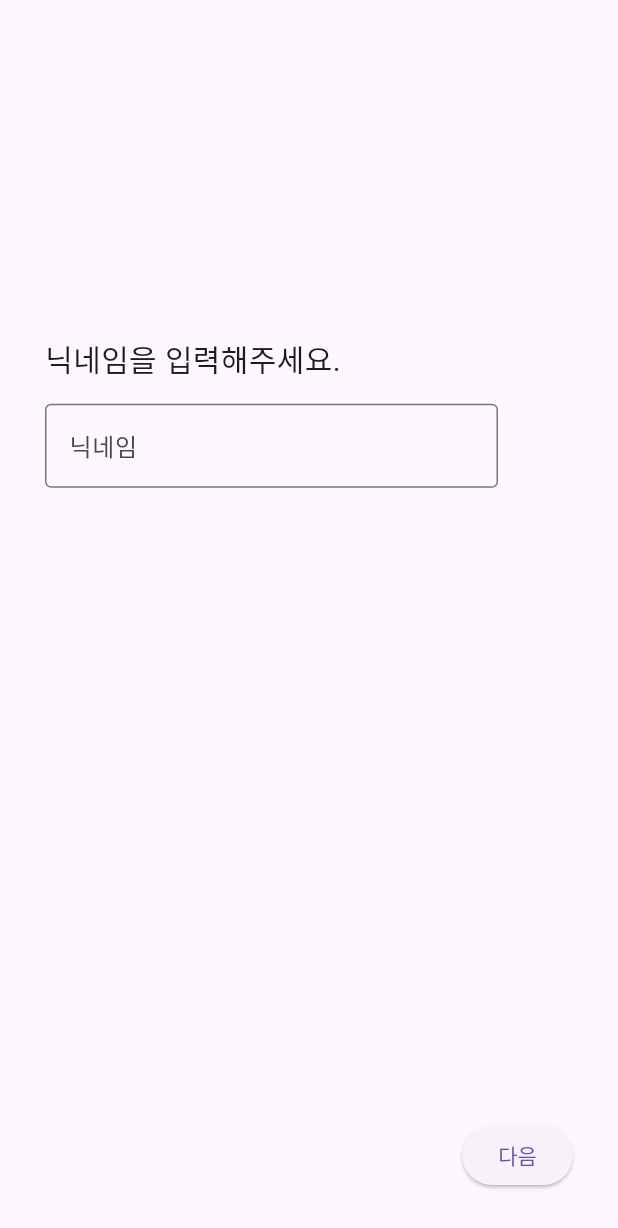
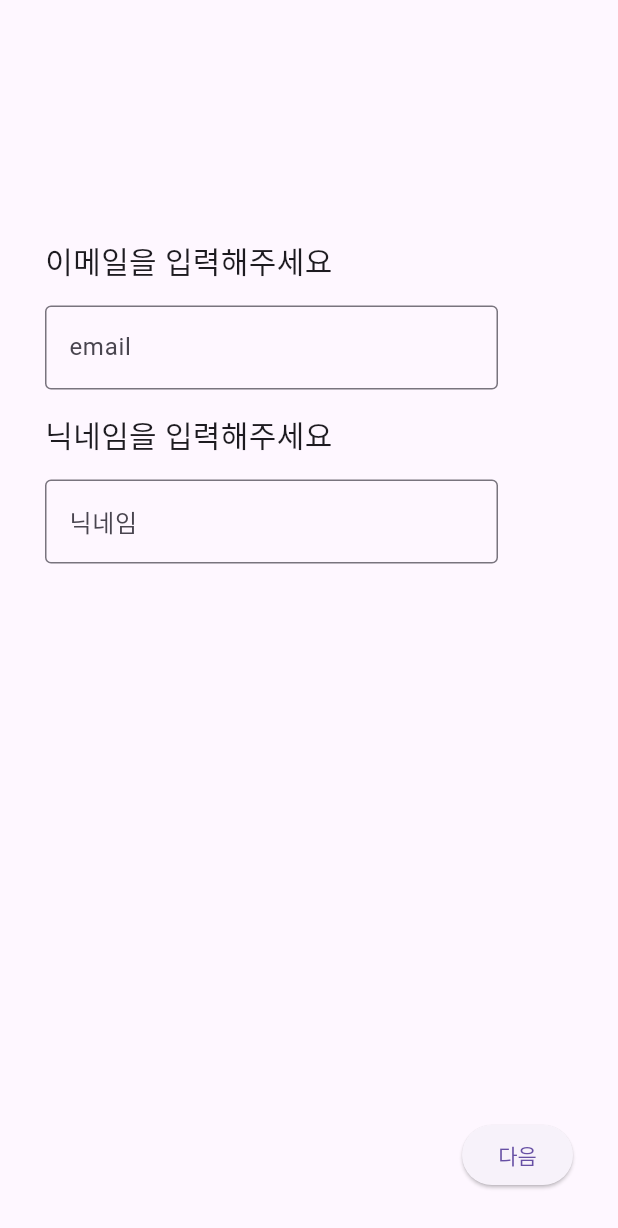
Before and after one commit to donghyuk454/soccer_dream, a Flutter app: the NameScreen widget shown alone on an empty page, opened directly, on a phone screen of 412 x 824 dp. Shown: the top 1228 px of the screen. Run offline on Flutter 3.47's test engine with Material 3 defaults, Android fonts, the phone set to English and light mode, and no system bars; our stand-ins replace table_calendar; missing offline and left inert: dart:ffi.

Commit message:
[REFACTOR] Form 적용 및 공통 Component 적용/개선

```diff
--- a/lib/screens/name_screen.dart
+++ b/lib/screens/name_screen.dart
@@ -1,48 +1,50 @@
+import 'package:dream/components/form_component.dart';
 import 'package:flutter/material.dart';
 
 class NameScreen extends StatefulWidget {
-  String? name;
-
-  NameScreen({super.key, this.name});
+  NameScreen({super.key});
 
   @override
   State<NameScreen> createState() => _NameScreenState();
 }
 
 class _NameScreenState extends State<NameScreen> {
+  final _formKey = GlobalKey<FormState>();
+
+  String email = "";
+  String name = "";
+
   @override
   Widget build(BuildContext context) {
     var button = Container(
       padding: EdgeInsets.fromLTRB(0, 0, 0, 30),
       alignment: Alignment.bottomRight,
-      child: ElevatedButton(onPressed: (){}, child: const Text("다음")),
+      child: ElevatedButton(
+        onPressed: () => checkIsValidThenCreateUser(),
+        child: const Text("다음")
+      ),
     );
 
-    var nickName = Column(
-      mainAxisSize: MainAxisSize.min,
-      mainAxisAlignment: MainAxisAlignment.center,
-      children: [
-        Container(
-          alignment: Alignment.centerLeft,
-          padding: EdgeInsets.fromLTRB(0, 0, 0, 15),
-          child: const Text(
-            "닉네임을 입력해주세요.",
-            style: TextStyle(
-              fontSize: 20,
-              fontStyle: FontStyle.normal
-            ),
+    var form = Form(
+      key: _formKey,
+      child: Column(
+        mainAxisSize: MainAxisSize.min,
+        mainAxisAlignment: MainAxisAlignment.center,
+        children: [
+          FormComponent(
+            title: "이메일을 입력해주세요",
+            hint: "email",
+            errorMessage: "이메일을 입력해주세요",
+            onChanged: (text) => email = text
           ),
-        ),
-        Container(
-          padding: EdgeInsets.fromLTRB(0, 0, 50, 0),
-          child: TextField(
-            decoration: InputDecoration(
-              border: OutlineInputBorder(),
-              labelText: '닉네임',
-            )
+          FormComponent(
+            title: "닉네임을 입력해주세요",
+            hint: "닉네임",
+            errorMessage: "닉네임을 입력해주세요",
+            onChanged: (text) => name = text
           ),
-        ),
-      ]
+        ]
+      )
     );
 
     return Center(
@@ -51,7 +53,7 @@ class _NameScreenState extends State<NameScreen> {
         child: Column(
           mainAxisSize: MainAxisSize.max,
           children: [
-            Expanded(child: nickName, flex: 2,),
+            Expanded(child: form, flex: 2,),
             Expanded(child: button, flex: 1,)
           ],
         ),
```
